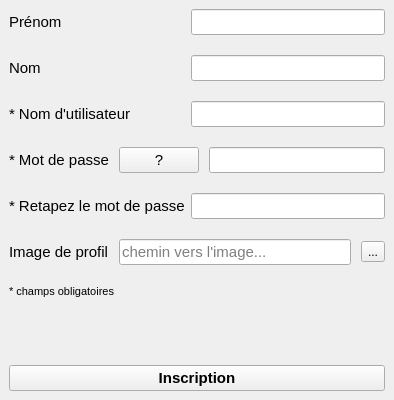
Qt form User/viewInscription.ui (edri/ProjetChat2015) before a commit.
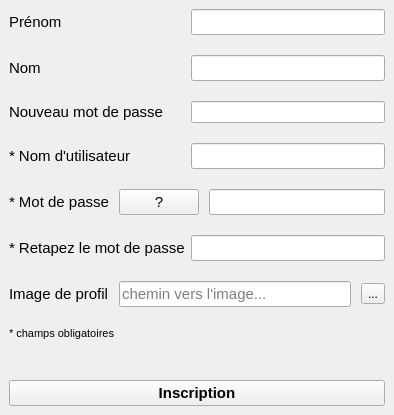
The same form after that commit. Icons and pictures are not drawn.

Patch:
```diff
--- a/User/viewInscription.ui
+++ b/User/viewInscription.ui
@@ -75,7 +75,7 @@
         </property>
        </widget>
       </item>
-      <item row="2" column="0">
+      <item row="3" column="0">
        <widget class="QLabel" name="lbl_userName">
         <property name="font">
          <font>
@@ -87,7 +87,7 @@
         </property>
        </widget>
       </item>
-      <item row="2" column="1">
+      <item row="3" column="1">
        <widget class="QLineEdit" name="ldt_userName">
         <property name="font">
          <font>
@@ -99,7 +99,7 @@
         </property>
        </widget>
       </item>
-      <item row="3" column="0" colspan="2">
+      <item row="4" column="0" colspan="2">
        <layout class="QHBoxLayout" name="horizontalLayout">
         <property name="spacing">
          <number>10</number>
@@ -160,7 +160,7 @@
         </item>
        </layout>
       </item>
-      <item row="4" column="0">
+      <item row="5" column="0">
        <widget class="QLabel" name="lbl_passwordConf">
         <property name="font">
          <font>
@@ -172,7 +172,7 @@
         </property>
        </widget>
       </item>
-      <item row="4" column="1">
+      <item row="5" column="1">
        <widget class="QLineEdit" name="ldt_passwordConf">
         <property name="font">
          <font>
@@ -187,7 +187,7 @@
         </property>
        </widget>
       </item>
-      <item row="5" column="0" colspan="2">
+      <item row="6" column="0" colspan="2">
        <layout class="QHBoxLayout" name="horizontalLayout_3">
         <property name="spacing">
          <number>10</number>
@@ -228,7 +228,7 @@
         </item>
        </layout>
       </item>
-      <item row="6" column="0" colspan="2">
+      <item row="7" column="0" colspan="2">
        <widget class="QLabel" name="lbl_mendatory">
         <property name="font">
          <font>
@@ -240,7 +240,7 @@
         </property>
        </widget>
       </item>
-      <item row="7" column="0" colspan="2">
+      <item row="8" column="0" colspan="2">
        <widget class="QLabel" name="lbl_info">
         <property name="font">
          <font>
@@ -256,6 +256,21 @@
         </property>
        </widget>
       </item>
+      <item row="2" column="0">
+       <widget class="QLabel" name="lbl_newPassword">
+        <property name="font">
+         <font>
+          <pointsize>11</pointsize>
+         </font>
+        </property>
+        <property name="text">
+         <string>Nouveau mot de passe</string>
+        </property>
+       </widget>
+      </item>
+      <item row="2" column="1">
+       <widget class="QLineEdit" name="ldt_newPassword"/>
+      </item>
      </layout>
     </item>
     <item>
```
Left out of the diff: 4 changed lines with no effect on the pictures.
